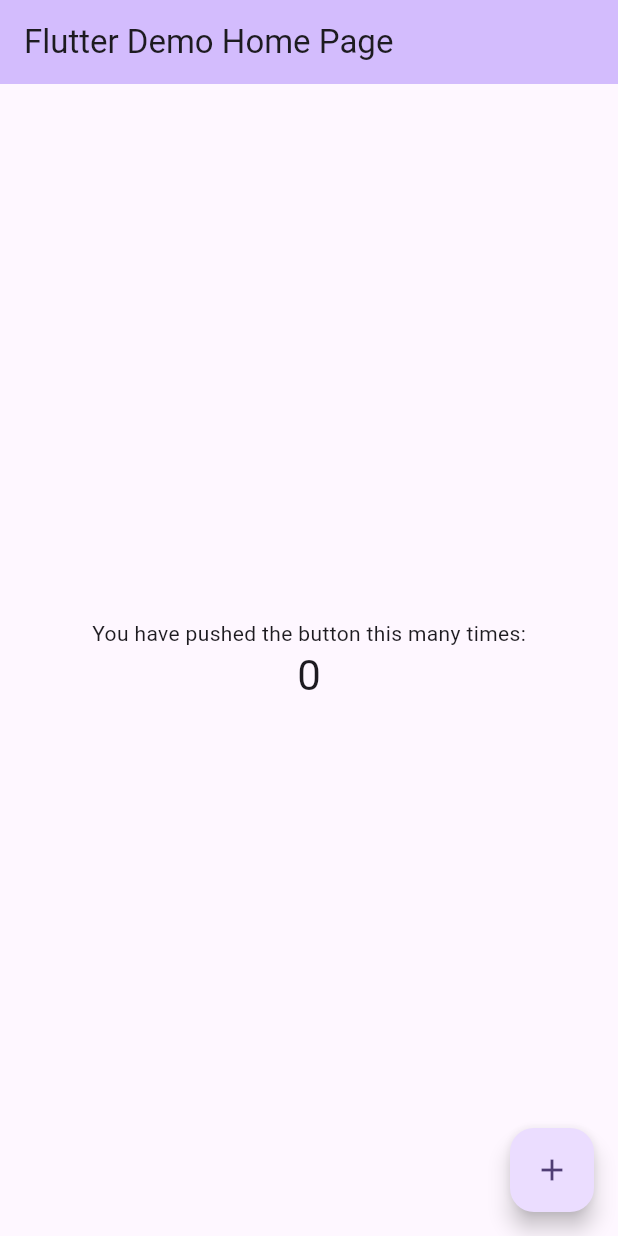
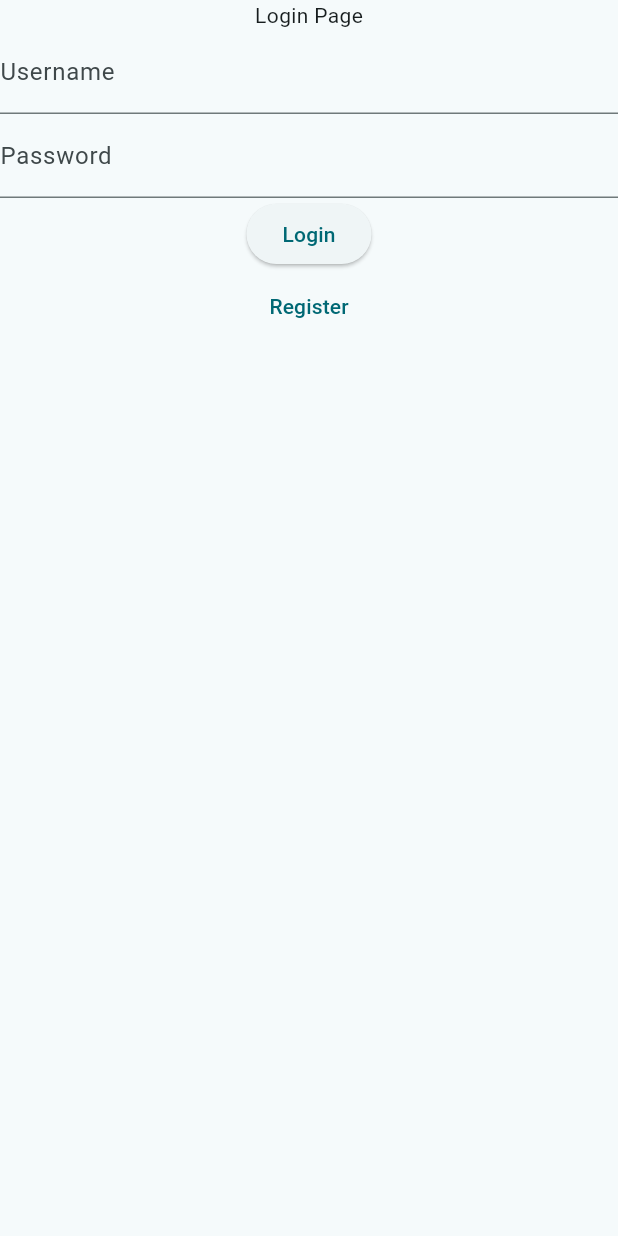
Before and after one commit to carum98/todo_flutter, a Flutter app: the screen it shows after launch, on a phone screen of 412 x 824 dp. Run offline on Flutter 3.47's test engine with Material 2 defaults, Android fonts, the light colour scheme and no system bars.

Commit message:
Set structure screens

```diff
--- a/lib/main.dart
+++ b/lib/main.dart
@@ -1,125 +1,26 @@
 import 'package:flutter/material.dart';
+import 'package:todo_flutter/router/router_generator.dart';
+import 'package:todo_flutter/router/router_name.dart';
 
 void main() {
   runApp(const MyApp());
 }
 
 class MyApp extends StatelessWidget {
+  final bool isAuth = false;
+
   const MyApp({super.key});
 
-  // This widget is the root of your application.
   @override
   Widget build(BuildContext context) {
     return MaterialApp(
       title: 'Flutter Demo',
       theme: ThemeData(
-        // This is the theme of your application.
-        //
-        // TRY THIS: Try running your application with "flutter run". You'll see
-        // the application has a blue toolbar. Then, without quitting the app,
-        // try changing the seedColor in the colorScheme below to Colors.green
-        // and then invoke "hot reload" (save your changes or press the "hot
-        // reload" button in a Flutter-supported IDE, or press "r" if you used
-        // the command line to start the app).
-        //
-        // Notice that the counter didn't reset back to zero; the application
-        // state is not lost during the reload. To reset the state, use hot
-        // restart instead.
-        //
-        // This works for code too, not just values: Most code changes can be
-        // tested with just a hot reload.
-        colorScheme: ColorScheme.fromSeed(seedColor: Colors.deepPurple),
+        colorScheme: ColorScheme.fromSeed(seedColor: Colors.grey),
         useMaterial3: true,
       ),
-      home: const MyHomePage(title: 'Flutter Demo Home Page'),
+      initialRoute: isAuth ? HOME_PAGE : LOGIN_PAGE,
+      onGenerateRoute: RouterGenerator.onGenerateRoute,
     );
   }
 }
-
-class MyHomePage extends StatefulWidget {
-  const MyHomePage({super.key, required this.title});
-
-  // This widget is the home page of your application. It is stateful, meaning
-  // that it has a State object (defined below) that contains fields that affect
-  // how it looks.
-
-  // This class is the configuration for the state. It holds the values (in this
-  // case the title) provided by the parent (in this case the App widget) and
-  // used by the build method of the State. Fields in a Widget subclass are
-  // always marked "final".
-
-  final String title;
-
-  @override
-  State<MyHomePage> createState() => _MyHomePageState();
-}
-
-class _MyHomePageState extends State<MyHomePage> {
-  int _counter = 0;
-
-  void _incrementCounter() {
-    setState(() {
-      // This call to setState tells the Flutter framework that something has
-      // changed in this State, which causes it to rerun the build method below
-      // so that the display can reflect the updated values. If we changed
-      // _counter without calling setState(), then the build method would not be
-      // called again, and so nothing would appear to happen.
-      _counter++;
-    });
-  }
-
-  @override
-  Widget build(BuildContext context) {
-    // This method is rerun every time setState is called, for instance as done
-    // by the _incrementCounter method above.
-    //
-    // The Flutter framework has been optimized to make rerunning build methods
-    // fast, so that you can just rebuild anything that needs updating rather
-    // than having to individually change instances of widgets.
-    return Scaffold(
-      appBar: AppBar(
-        // TRY THIS: Try changing the color here to a specific color (to
-        // Colors.amber, perhaps?) and trigger a hot reload to see the AppBar
-        // change color while the other colors stay the same.
-        backgroundColor: Theme.of(context).colorScheme.inversePrimary,
-        // Here we take the value from the MyHomePage object that was created by
-        // the App.build method, and use it to set our appbar title.
-        title: Text(widget.title),
-      ),
-      body: Center(
-        // Center is a layout widget. It takes a single child and positions it
-        // in the middle of the parent.
-        child: Column(
-          // Column is also a layout widget. It takes a list of children and
-          // arranges them vertically. By default, it sizes itself to fit its
-          // children horizontally, and tries to be as tall as its parent.
-          //
-          // Column has various properties to control how it sizes itself and
-          // how it positions its children. Here we use mainAxisAlignment to
-          // center the children vertically; the main axis here is the vertical
-          // axis because Columns are vertical (the cross axis would be
-          // horizontal).
-          //
-          // TRY THIS: Invoke "debug painting" (choose the "Toggle Debug Paint"
-          // action in the IDE, or press "p" in the console), to see the
-          // wireframe for each widget.
-          mainAxisAlignment: MainAxisAlignment.center,
-          children: <Widget>[
-            const Text(
-              'You have pushed the button this many times:',
-            ),
-            Text(
-              '$_counter',
-              style: Theme.of(context).textTheme.headlineMedium,
-            ),
-          ],
-        ),
-      ),
-      floatingActionButton: FloatingActionButton(
-        onPressed: _incrementCounter,
-        tooltip: 'Increment',
-        child: const Icon(Icons.add),
-      ), // This trailing comma makes auto-formatting nicer for build methods.
-    );
-  }
-}
--- /dev/null
+++ b/lib/router/router_generator.dart
@@ -0,0 +1,19 @@
+import 'package:flutter/material.dart';
+import 'package:todo_flutter/screens/screens.dart';
+
+import 'router_name.dart';
+
+class RouterGenerator {
+  static Route onGenerateRoute(RouteSettings settings) {
+    switch (settings.name) {
+      case HOME_PAGE:
+        return MaterialPageRoute(builder: (_) => const HomeScreen());
+      case LOGIN_PAGE:
+        return MaterialPageRoute(builder: (_) => const LoginScreen());
+      case REGISTER_PAGE:
+        return MaterialPageRoute(builder: (_) => const RegisterScreen());
+      default:
+        return MaterialPageRoute(builder: (_) => const NotFoundScreen());
+    }
+  }
+}
--- /dev/null
+++ b/lib/router/router_name.dart
@@ -0,0 +1,4 @@
+const LOGIN_PAGE = '/login';
+const REGISTER_PAGE = '/register';
+
+const HOME_PAGE = '/home';
--- /dev/null
+++ b/lib/screens/auth/login_screen.dart
@@ -0,0 +1,59 @@
+import 'package:flutter/material.dart';
+import 'package:todo_flutter/router/router_name.dart';
+
+class LoginScreen extends StatelessWidget {
+  const LoginScreen({super.key});
+
+  @override
+  Widget build(BuildContext context) {
+    final formKey = GlobalKey<FormState>();
+
+    String username = '';
+    String password = '';
+
+    return Material(
+      child: SafeArea(
+        child: Column(
+          children: [
+            const Text('Login Page'),
+            Form(
+              key: formKey,
+              child: Column(
+                children: [
+                  TextFormField(
+                    decoration: const InputDecoration(labelText: 'Username'),
+                    onSaved: (value) => username = value!,
+                  ),
+                  TextFormField(
+                    decoration: const InputDecoration(labelText: 'Password'),
+                    obscureText: true,
+                    onSaved: (value) => password = value!,
+                  ),
+                  ElevatedButton(
+                    onPressed: () {
+                      if (formKey.currentState!.validate()) {
+                        formKey.currentState!.save();
+
+                        print('username: $username');
+                        print('password: $password');
+
+                        Navigator.pushNamed(context, HOME_PAGE);
+                      }
+                    },
+                    child: const Text('Login'),
+                  ),
+                ],
+              ),
+            ),
+            TextButton(
+              onPressed: () {
+                Navigator.pushNamed(context, REGISTER_PAGE);
+              },
+              child: const Text('Register'),
+            ),
+          ],
+        ),
+      ),
+    );
+  }
+}
--- /dev/null
+++ b/lib/screens/auth/register_screen.dart
@@ -0,0 +1,65 @@
+import 'package:flutter/material.dart';
+import 'package:todo_flutter/router/router_name.dart';
+
+class RegisterScreen extends StatelessWidget {
+  const RegisterScreen({super.key});
+
+  @override
+  Widget build(BuildContext context) {
+    final formKey = GlobalKey<FormState>();
+
+    String name = '';
+    String username = '';
+    String password = '';
+
+    return Material(
+      child: SafeArea(
+        child: Column(
+          children: [
+            const Text('Register Page'),
+            Form(
+              key: formKey,
+              child: Column(
+                children: [
+                  TextFormField(
+                    decoration: const InputDecoration(labelText: 'Name'),
+                    onSaved: (value) => name = value!,
+                  ),
+                  TextFormField(
+                    decoration: const InputDecoration(labelText: 'Username'),
+                    onSaved: (value) => username = value!,
+                  ),
+                  TextFormField(
+                    decoration: const InputDecoration(labelText: 'Password'),
+                    obscureText: true,
+                    onSaved: (value) => password = value!,
+                  ),
+                  ElevatedButton(
+                    onPressed: () {
+                      if (formKey.currentState!.validate()) {
+                        formKey.currentState!.save();
+
+                        print('username: $username');
+                        print('password: $password');
+                        print('name: $name');
+
+                        Navigator.pushNamed(context, HOME_PAGE);
+                      }
+                    },
+                    child: const Text('Register'),
+                  ),
+                ],
+              ),
+            ),
+            TextButton(
+              onPressed: () {
+                Navigator.pushNamed(context, LOGIN_PAGE);
+              },
+              child: const Text('Login'),
+            ),
+          ],
+        ),
+      ),
+    );
+  }
+}
--- /dev/null
+++ b/lib/screens/screens.dart
@@ -0,0 +1,4 @@
+export './auth/login_screen.dart';
+export './auth/register_screen.dart';
+export './home/home_screen.dart';
+export './error/not_found_screen.dart';
```
Also changed, not shown: lib/screens/error/not_found_screen.dart (added, +10 -0 lines), lib/screens/home/home_screen.dart (added, +14 -0 lines).
